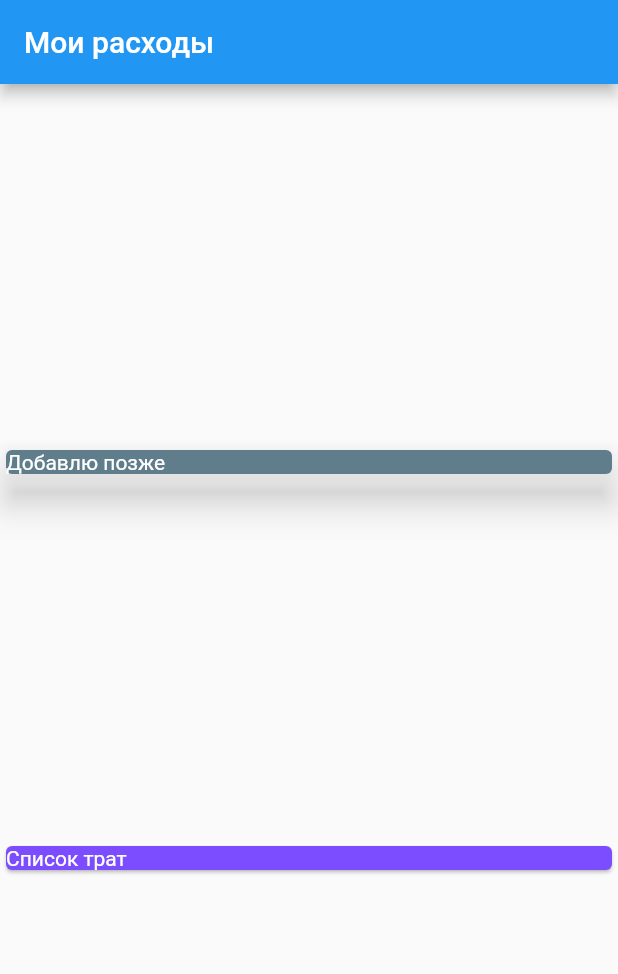
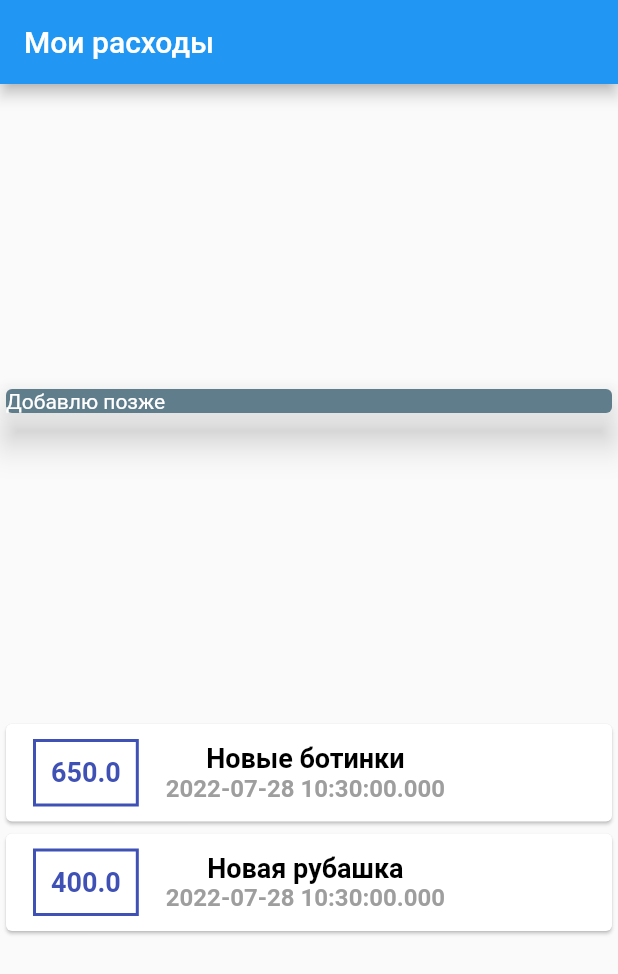
Before and after one commit to VladKodletov/my_expenses, a Flutter app: the screen it shows after launch, on a phone screen of 412 x 824 dp. Shown: the top 974 px of the screen. Run offline on Flutter 3.47's test engine with Material 2 defaults, Android fonts, the phone set to English and light mode, and no system bars.

Commit message:
add expens

```diff
--- a/lib/main.dart
+++ b/lib/main.dart
@@ -29,6 +29,12 @@ class MyHomePage extends StatelessWidget {
       amount: 650,
       myDate: DateTime.now(),
     ),
+    Transaction(
+      id: 't2',
+      name: 'Новая рубашка',
+      amount: 400,
+      myDate: DateTime.now(),
+    ),
   ];
 
   @override
@@ -52,12 +58,57 @@ class MyHomePage extends StatelessWidget {
                 elevation: 10,
               ),
             ),
-            Card(
-              child: Text(
-                'Список трат',
-                style: TextStyle(color: Colors.white),
-              ),
-              color: Colors.deepPurpleAccent,
+            Column(
+              children: transactioms.map((tx) {
+                return Card(
+                  child: Row(
+                    children: <Widget>[
+                      Container(
+                        margin: EdgeInsets.symmetric(
+                          vertical: 10,
+                          horizontal: 18,
+                        ),
+                        decoration: BoxDecoration(
+                          border: Border.all(
+                            color: Colors.indigo,
+                            width: 2,
+                          ),
+                        ),
+                        padding: EdgeInsets.all(10),
+                        child: Text(
+                          style: TextStyle(
+                            fontWeight: FontWeight.bold,
+                            fontSize: 18,
+                            color: Colors.indigo,
+                          ),
+                          tx.amount.toString(),
+                        ),
+                      ),
+                      Column(
+                        mainAxisAlignment: MainAxisAlignment.start,
+                        children: <Widget>[
+                          Text(
+                            tx.name,
+                            style: TextStyle(
+                              fontWeight: FontWeight.bold,
+                              fontSize: 18,
+                              color: Colors.black,
+                            ),
+                          ),
+                          Text(
+                            tx.myDate.toString(),
+                            style: TextStyle(
+                              fontWeight: FontWeight.bold,
+                              fontSize: 16,
+                              color: Colors.grey,
+                            ),
+                          )
+                        ],
+                      )
+                    ],
+                  ),
+                );
+              }).toList(),
             ),
           ],
         ));
--- a/lib/transaction.dart
+++ b/lib/transaction.dart
@@ -1,15 +1,15 @@
 import 'package:flutter/material.dart';
 
 class Transaction {
-  final String? id;
-  final String? name;
-  final double? amount;
-  final DateTime? myDate;
+  final String id;
+  final String name;
+  final double amount;
+  final DateTime myDate;
 
   Transaction({
-    @required this.id,
-    @required this.name,
-    @required this.myDate,
-    @required this.amount,
+    required this.id,
+    required this.name,
+    required this.myDate,
+    required this.amount,
   });
 }
```
